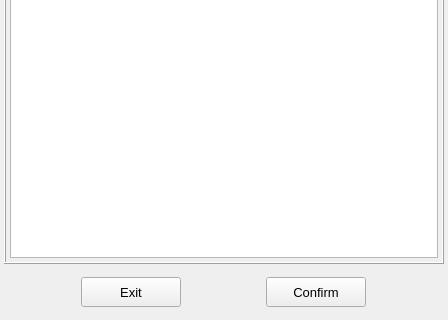
Old version of the form vibra/interface/data/ui_files/analysis/user_defined_solution_steps_by_manual_input.ui in the repository MOPT-UFSC/VIBRA; both pictures show x 0 to 448 and y 324 to 644 of the 448 by 644 pixel window.
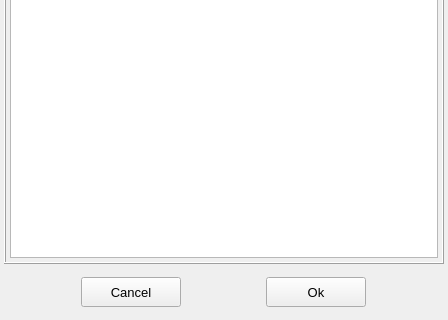
New version of the form. Icons and pictures are not drawn.

Commit message: Standardize the analysis setup-related ui files and classes

The edit to the form file:
```diff
--- a/vibra/interface/data/ui_files/analysis/user_defined_solution_steps_by_manual_input.ui
+++ b/vibra/interface/data/ui_files/analysis/user_defined_solution_steps_by_manual_input.ui
@@ -370,7 +370,6 @@
          <font>
           <family>MS Shell Dlg 2</family>
           <pointsize>10</pointsize>
-          <weight>50</weight>
           <italic>false</italic>
           <bold>false</bold>
          </font>
@@ -379,7 +378,7 @@
          <string notr="true"/>
         </property>
         <property name="text">
-         <string>Confirm</string>
+         <string>Ok</string>
         </property>
         <property name="checkable">
          <bool>false</bool>
@@ -407,7 +406,6 @@
          <font>
           <family>MS Shell Dlg 2</family>
           <pointsize>10</pointsize>
-          <weight>50</weight>
           <italic>false</italic>
           <bold>false</bold>
          </font>
@@ -416,7 +414,7 @@
          <string notr="true"/>
         </property>
         <property name="text">
-         <string>Exit</string>
+         <string>Cancel</string>
         </property>
         <property name="autoDefault">
          <bool>false</bool>
```
Left out of the diff: 38 changed lines with no effect on the pictures. The commit also changes 5 other files.
